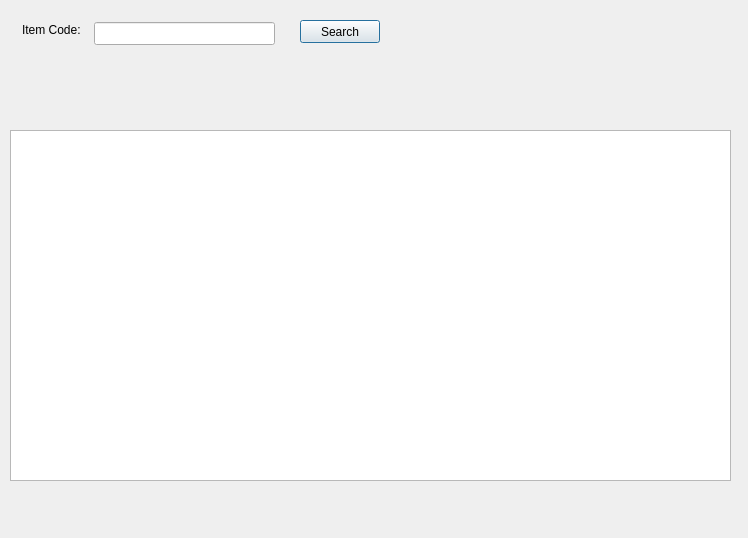
cdefaz08/WMS, file WMS_System/UI/item_search.ui: the form before one commit.
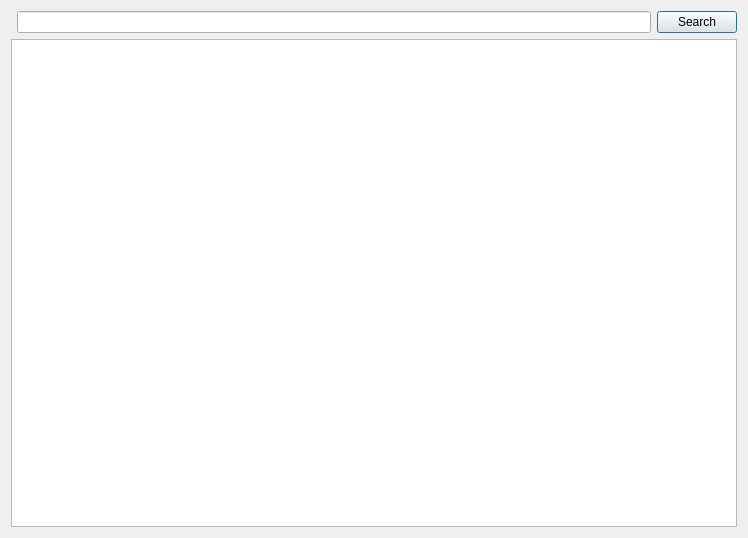
The form after the commit.

Patch:
```diff
--- a/WMS_System/UI/item_search.ui
+++ b/WMS_System/UI/item_search.ui
@@ -13,52 +13,21 @@
   <property name="windowTitle">
    <string>Item Search Window</string>
   </property>
-  <widget class="QTableWidget" name="tableWidget_Items">
-   <property name="geometry">
-    <rect>
-     <x>10</x>
-     <y>130</y>
-     <width>721</width>
-     <height>351</height>
-    </rect>
-   </property>
-  </widget>
-  <widget class="QLineEdit" name="lineEdit_Search">
-   <property name="geometry">
-    <rect>
-     <x>94</x>
-     <y>22</y>
-     <width>181</width>
-     <height>23</height>
-    </rect>
-   </property>
-  </widget>
-  <widget class="QLabel" name="lb_ItemCode">
-   <property name="geometry">
-    <rect>
-     <x>22</x>
-     <y>22</y>
-     <width>66</width>
-     <height>16</height>
-    </rect>
-   </property>
-   <property name="text">
-    <string>Item Code:</string>
-   </property>
-  </widget>
-  <widget class="QPushButton" name="btn_Search">
-   <property name="geometry">
-    <rect>
-     <x>300</x>
-     <y>20</y>
-     <width>80</width>
-     <height>23</height>
-    </rect>
-   </property>
-   <property name="text">
-    <string>Search</string>
-   </property>
-  </widget>
+  <layout class="QGridLayout" name="gridLayout">
+   <item row="0" column="1">
+    <widget class="QLineEdit" name="lineEdit_Search"/>
+   </item>
+   <item row="0" column="2">
+    <widget class="QPushButton" name="btn_Search">
+     <property name="text">
+      <string>Search</string>
+     </property>
+    </widget>
+   </item>
+   <item row="1" column="0" colspan="3">
+    <widget class="QTableWidget" name="tableWidget_Items"/>
+   </item>
+  </layout>
  </widget>
  <resources/>
  <connections/>
```
